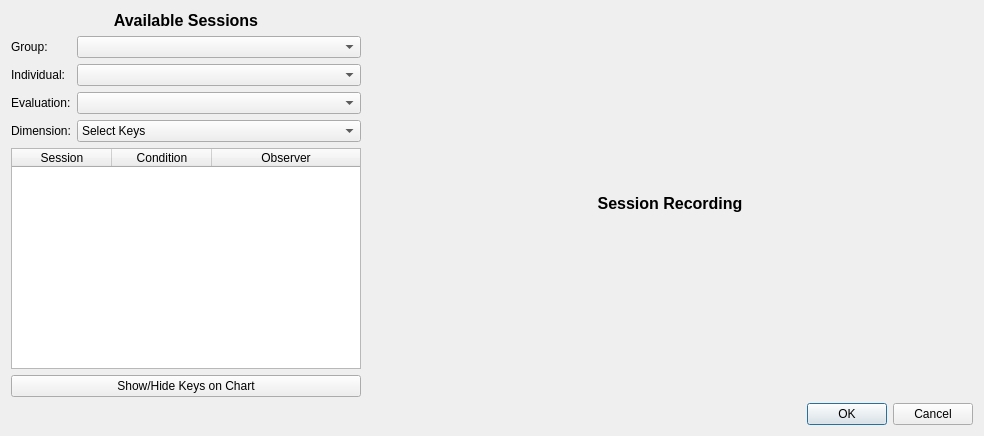
Above: sessionviewerdialog.ui from miyamot0/DataTracker3 before the change. Below: the same form after it.
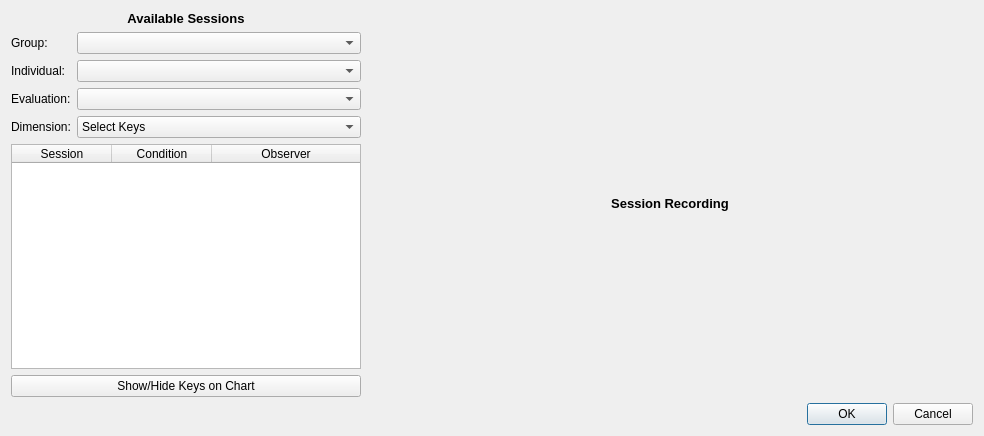
That is the form after the change.

```diff
--- a/sessionviewerdialog.ui
+++ b/sessionviewerdialog.ui
@@ -54,7 +54,7 @@
           <item>
            <widget class="QLabel" name="selectionTitle">
             <property name="text">
-             <string>&lt;html&gt;&lt;head/&gt;&lt;body&gt;&lt;p align=&quot;center&quot;&gt;&lt;span style=&quot; font-size:12pt; font-weight:600;&quot;&gt;Available Sessions&lt;/span&gt;&lt;/p&gt;&lt;/body&gt;&lt;/html&gt;</string>
+             <string>&lt;html&gt;&lt;head/&gt;&lt;body&gt;&lt;p align=&quot;center&quot;&gt;&lt;span style=&quot; font-size:10pt; font-weight:600;&quot;&gt;Available Sessions&lt;/span&gt;&lt;/p&gt;&lt;/body&gt;&lt;/html&gt;</string>
             </property>
            </widget>
           </item>
@@ -220,7 +220,7 @@
           </sizepolicy>
          </property>
          <property name="text">
-          <string>&lt;html&gt;&lt;head/&gt;&lt;body&gt;&lt;p align=&quot;center&quot;&gt;&lt;span style=&quot; font-size:12pt; font-weight:600;&quot;&gt;Session Recording&lt;/span&gt;&lt;/p&gt;&lt;/body&gt;&lt;/html&gt;</string>
+          <string>&lt;html&gt;&lt;head/&gt;&lt;body&gt;&lt;p align=&quot;center&quot;&gt;&lt;span style=&quot; font-size:10pt; font-weight:600;&quot;&gt;Session Recording&lt;/span&gt;&lt;/p&gt;&lt;/body&gt;&lt;/html&gt;</string>
          </property>
         </widget>
        </item>
```
